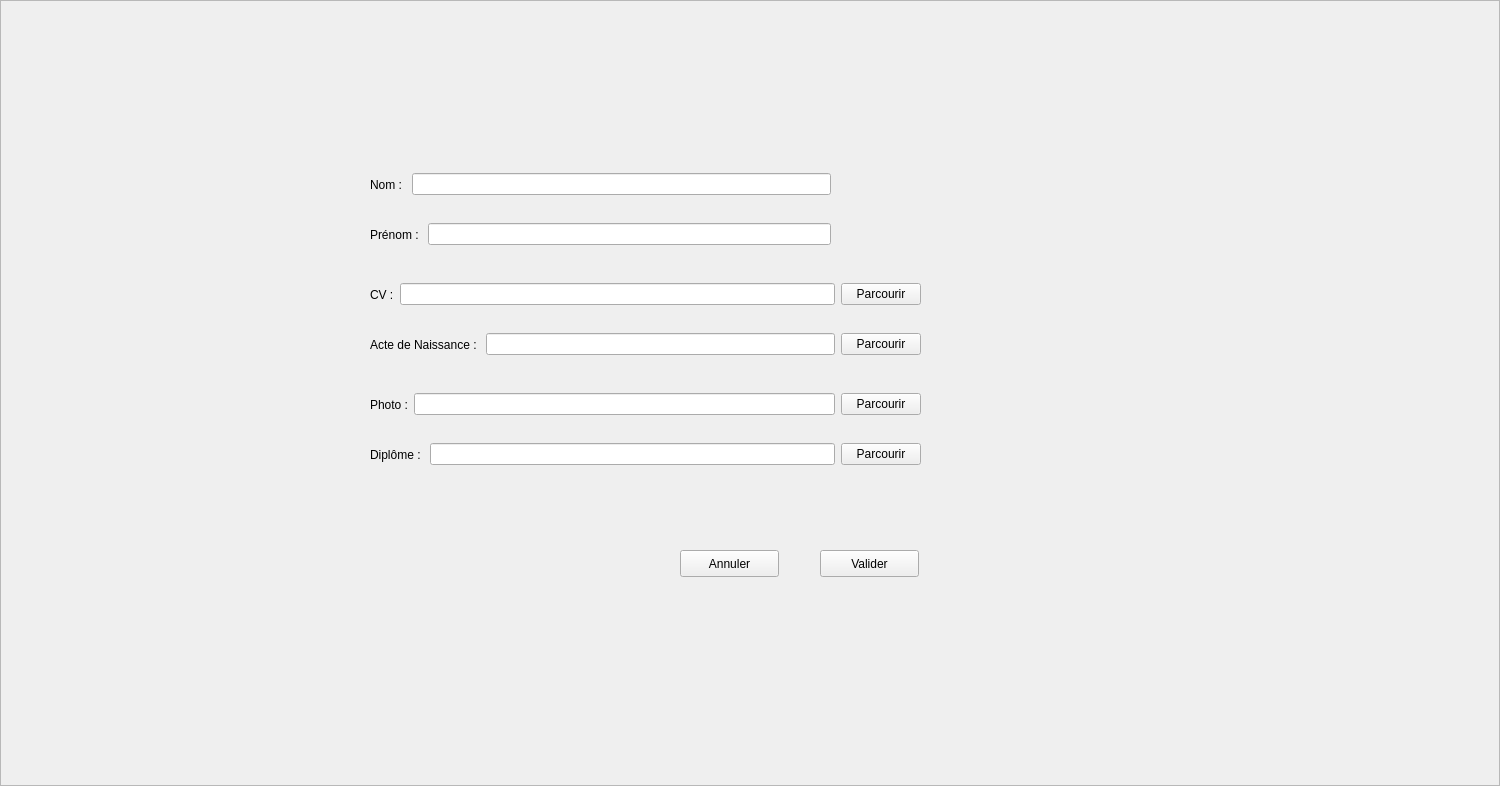
Before: the Qt Designer form mondossierframe.ui in rsoumail/Exam-Platform, drawn with Qt 5.
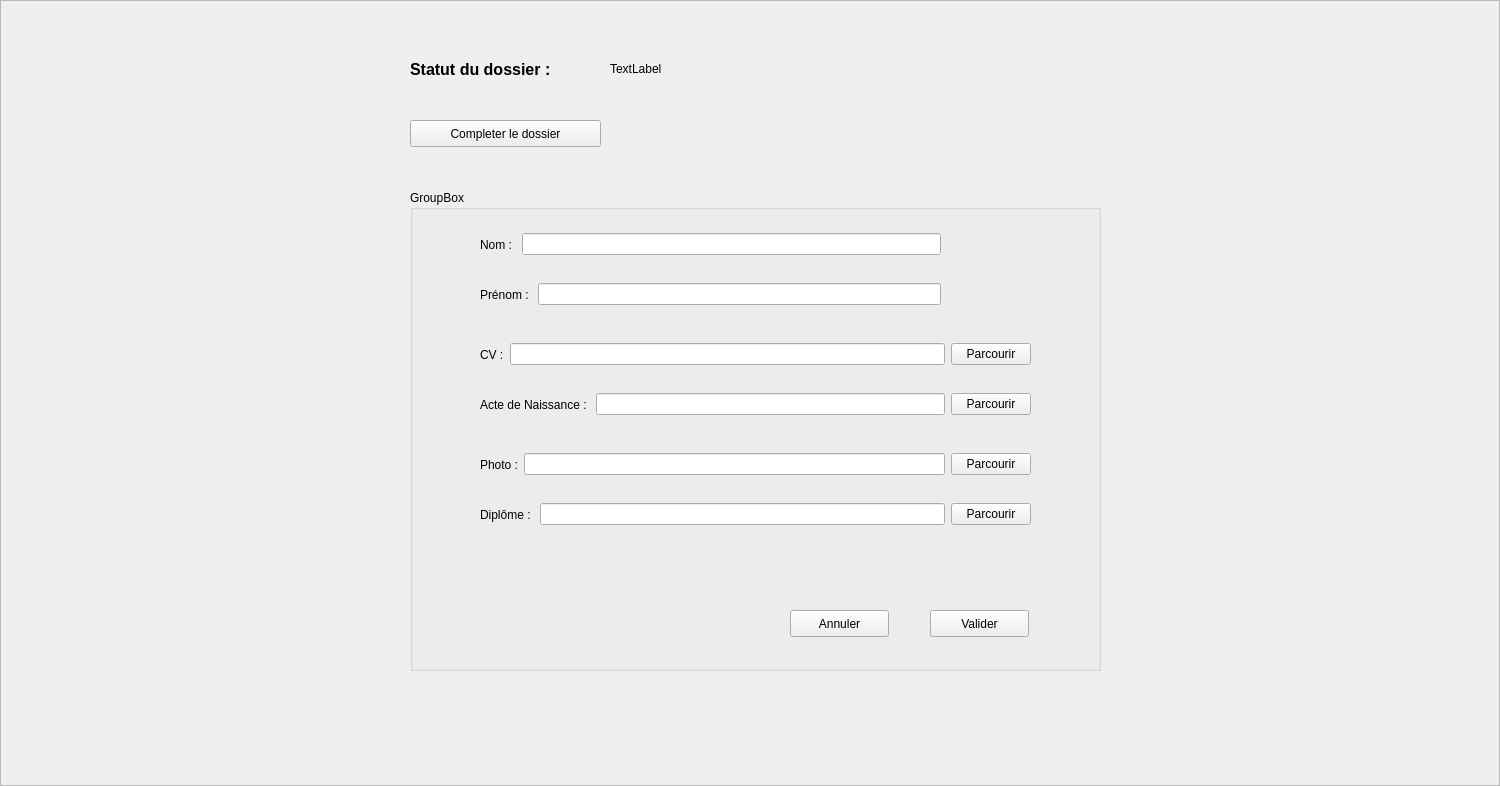
After: the same form once the commit is applied.

```diff
--- a/mondossierframe.ui
+++ b/mondossierframe.ui
@@ -19,11 +19,23 @@
   <property name="frameShadow">
    <enum>QFrame::Raised</enum>
   </property>
+  <widget class="QGroupBox" name="groupBox_formulaire_dossier">
+   <property name="geometry">
+    <rect>
+     <x>410</x>
+     <y>190</y>
+     <width>691</width>
+     <height>481</height>
+    </rect>
+   </property>
+   <property name="title">
+    <string>GroupBox</string>
+   </property>
   <widget class="QPushButton" name="btn_valider">
    <property name="geometry">
     <rect>
-     <x>820</x>
-     <y>550</y>
+      <x>520</x>
+      <y>420</y>
      <width>99</width>
      <height>27</height>
     </rect>
@@ -32,11 +44,62 @@
     <string>Valider</string>
    </property>
   </widget>
+   <widget class="QWidget" name="layoutWidget">
+    <property name="geometry">
+     <rect>
+      <x>70</x>
+      <y>150</y>
+      <width>551</width>
+      <height>29</height>
+     </rect>
+    </property>
+    <layout class="QHBoxLayout" name="horizontalLayout_14">
+     <item>
+      <widget class="QLabel" name="label_13">
+       <property name="text">
+        <string>CV :</string>
+       </property>
+      </widget>
+     </item>
+     <item>
+      <widget class="QLineEdit" name="champ_cv"/>
+     </item>
+     <item>
+      <widget class="QPushButton" name="btn_cv">
+       <property name="text">
+        <string>Parcourir</string>
+       </property>
+      </widget>
+     </item>
+    </layout>
+   </widget>
+   <widget class="QWidget" name="layoutWidget_2">
+    <property name="geometry">
+     <rect>
+      <x>70</x>
+      <y>40</y>
+      <width>461</width>
+      <height>29</height>
+     </rect>
+    </property>
+    <layout class="QHBoxLayout" name="horizontalLayout_15">
+     <item>
+      <widget class="QLabel" name="label_14">
+       <property name="text">
+        <string>Nom : </string>
+       </property>
+      </widget>
+     </item>
+     <item>
+      <widget class="QLineEdit" name="nom_candidat_3"/>
+     </item>
+    </layout>
+   </widget>
   <widget class="QPushButton" name="btn_annuler">
    <property name="geometry">
     <rect>
-     <x>680</x>
-     <y>550</y>
+      <x>380</x>
+      <y>420</y>
      <width>99</width>
      <height>27</height>
     </rect>
@@ -45,18 +108,47 @@
     <string>Annuler</string>
    </property>
   </widget>
-  <widget class="QWidget" name="">
+   <widget class="QWidget" name="layoutWidget_3">
    <property name="geometry">
     <rect>
-     <x>370</x>
-     <y>330</y>
+      <x>70</x>
+      <y>310</y>
      <width>551</width>
      <height>29</height>
     </rect>
    </property>
-   <layout class="QHBoxLayout" name="horizontalLayout">
+    <layout class="QHBoxLayout" name="horizontalLayout_16">
     <item>
-     <widget class="QLabel" name="label_4">
+      <widget class="QLabel" name="label_15">
+       <property name="text">
+        <string>Diplôme : </string>
+       </property>
+      </widget>
+     </item>
+     <item>
+      <widget class="QLineEdit" name="champ_diplome"/>
+     </item>
+     <item>
+      <widget class="QPushButton" name="btn_diplome">
+       <property name="text">
+        <string>Parcourir</string>
+       </property>
+      </widget>
+     </item>
+    </layout>
+   </widget>
+   <widget class="QWidget" name="layoutWidget_4">
+    <property name="geometry">
+     <rect>
+      <x>70</x>
+      <y>200</y>
+      <width>551</width>
+      <height>29</height>
+     </rect>
+    </property>
+    <layout class="QHBoxLayout" name="horizontalLayout_17">
+     <item>
+      <widget class="QLabel" name="label_16">
       <property name="text">
        <string>Acte de Naissance : </string>
       </property>
@@ -74,16 +166,38 @@
     </item>
    </layout>
   </widget>
-  <widget class="QWidget" name="">
+   <widget class="QWidget" name="layoutWidget_5">
    <property name="geometry">
     <rect>
-     <x>370</x>
-     <y>390</y>
+      <x>70</x>
+      <y>90</y>
+      <width>461</width>
+      <height>29</height>
+     </rect>
+    </property>
+    <layout class="QHBoxLayout" name="horizontalLayout_18">
+     <item>
+      <widget class="QLabel" name="label_17">
+       <property name="text">
+        <string>Prénom : </string>
+       </property>
+      </widget>
+     </item>
+     <item>
+      <widget class="QLineEdit" name="prenom_candidat"/>
+     </item>
+    </layout>
+   </widget>
+   <widget class="QWidget" name="layoutWidget_6">
+    <property name="geometry">
+     <rect>
+      <x>70</x>
+      <y>260</y>
      <width>551</width>
      <height>29</height>
     </rect>
    </property>
-   <layout class="QHBoxLayout" name="horizontalLayout_2">
+    <layout class="QHBoxLayout" name="horizontalLayout_19">
     <item>
      <widget class="QLabel" name="label_5">
       <property name="text">
@@ -103,107 +217,45 @@
     </item>
    </layout>
   </widget>
-  <widget class="QWidget" name="">
-   <property name="geometry">
-    <rect>
-     <x>370</x>
-     <y>440</y>
-     <width>551</width>
-     <height>29</height>
-    </rect>
-   </property>
-   <layout class="QHBoxLayout" name="horizontalLayout_3">
-    <item>
-     <widget class="QLabel" name="label_6">
-      <property name="text">
-       <string>Diplôme : </string>
-      </property>
-     </widget>
-    </item>
-    <item>
-     <widget class="QLineEdit" name="champ_diplome"/>
-    </item>
-    <item>
-     <widget class="QPushButton" name="btn_diplome">
-      <property name="text">
-       <string>Parcourir</string>
-      </property>
-     </widget>
-    </item>
-   </layout>
-  </widget>
-  <widget class="QWidget" name="">
+  </widget>
+  <widget class="QLabel" name="label_19">
    <property name="geometry">
     <rect>
-     <x>370</x>
-     <y>280</y>
-     <width>551</width>
-     <height>29</height>
+     <x>410</x>
+     <y>60</y>
+     <width>141</width>
+     <height>17</height>
     </rect>
    </property>
-   <layout class="QHBoxLayout" name="horizontalLayout_4">
-    <item>
-     <widget class="QLabel" name="label_3">
       <property name="text">
-       <string>CV :</string>
-      </property>
-     </widget>
-    </item>
-    <item>
-     <widget class="QLineEdit" name="champ_cv"/>
-    </item>
-    <item>
-     <widget class="QPushButton" name="btn_cv">
-      <property name="text">
-       <string>Parcourir</string>
-      </property>
-     </widget>
-    </item>
-   </layout>
-  </widget>
-  <widget class="QWidget" name="">
+    <string>&lt;html&gt;&lt;head/&gt;&lt;body&gt;&lt;p&gt;&lt;span style=&quot; font-size:12pt; font-weight:600;&quot;&gt;Statut du dossier :&lt;/span&gt;&lt;/p&gt;&lt;/body&gt;&lt;/html&gt;</string>
+   </property>
+  </widget>
+  <widget class="QLabel" name="label_statut_dossier">
    <property name="geometry">
     <rect>
-     <x>370</x>
-     <y>220</y>
-     <width>461</width>
-     <height>29</height>
+     <x>610</x>
+     <y>60</y>
+     <width>67</width>
+     <height>17</height>
     </rect>
    </property>
-   <layout class="QHBoxLayout" name="horizontalLayout_5">
-    <item>
-     <widget class="QLabel" name="label_2">
       <property name="text">
-       <string>Prénom : </string>
-      </property>
-     </widget>
-    </item>
-    <item>
-     <widget class="QLineEdit" name="prenom_candidat"/>
-    </item>
-   </layout>
-  </widget>
-  <widget class="QWidget" name="">
+    <string>TextLabel</string>
+   </property>
+  </widget>
+  <widget class="QPushButton" name="btn_modifier_dossier">
    <property name="geometry">
     <rect>
-     <x>370</x>
-     <y>170</y>
-     <width>461</width>
-     <height>29</height>
+     <x>410</x>
+     <y>120</y>
+     <width>191</width>
+     <height>27</height>
     </rect>
    </property>
-   <layout class="QHBoxLayout" name="horizontalLayout_6">
-    <item>
-     <widget class="QLabel" name="label">
       <property name="text">
-       <string>Nom : </string>
-      </property>
-     </widget>
-    </item>
-    <item>
-     <widget class="QLineEdit" name="nom_candidat"/>
-    </item>
-   </layout>
+    <string>Completer le dossier</string>
+   </property>
   </widget>
  </widget>
  <resources/>
```
Left out of the diff: 2 changed lines with no effect on the pictures. Lines whose indentation alone changed are shown as unchanged.
